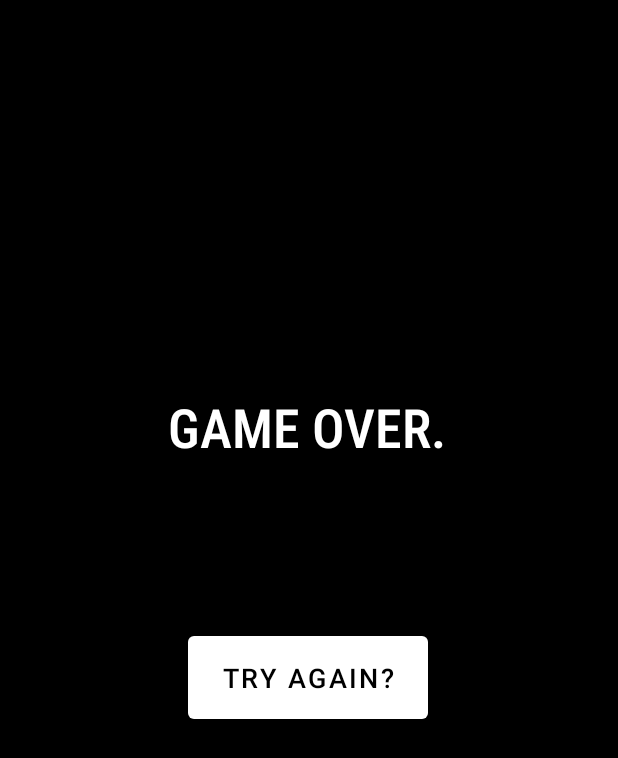
After one commit to yurikahirata/async-task-plant-app, an Android app: the layout end_layout.xml on its own in the app's theme, with its tools: preview values and no code run, on a phone screen of 412 x 824 dp. The commit adds this screen. Shown: the top 758 px of the screen. Run offline under Robolectric (Android 15) with nearby library versions, the phone set to English and light mode, and no system bars.

Commit message:
Buttons updated

```diff
--- /dev/null
+++ b/app/src/main/res/layout/end_layout.xml
@@ -0,0 +1,39 @@
+<?xml version="1.0" encoding="utf-8"?>
+<androidx.constraintlayout.widget.ConstraintLayout xmlns:android="http://schemas.android.com/apk/res/android"
+    xmlns:app="http://schemas.android.com/apk/res-auto"
+    xmlns:tools="http://schemas.android.com/tools"
+    android:layout_width="match_parent"
+    android:layout_height="match_parent"
+    android:background="#000000"
+    tools:context=".MainActivity">
+
+
+    <TextView
+        android:id="@+id/textView7"
+        android:layout_width="wrap_content"
+        android:layout_height="wrap_content"
+        android:layout_marginTop="260dp"
+        android:fontFamily="sans-serif-condensed-medium"
+        android:text="@string/game_over"
+        android:textColor="#FFFFFF"
+        android:textSize="36sp"
+        app:layout_constraintEnd_toEndOf="parent"
+        app:layout_constraintHorizontal_bias="0.497"
+        app:layout_constraintStart_toStartOf="parent"
+        app:layout_constraintTop_toTopOf="parent" />
+
+    <Button
+        android:id="@+id/button2"
+        android:layout_width="160dp"
+        android:layout_height="67dp"
+        android:text="@string/try_again"
+        android:textColor="#000000"
+        android:textSize="18sp"
+        app:backgroundTint="#FFFFFF"
+        app:layout_constraintBottom_toBottomOf="parent"
+        app:layout_constraintEnd_toEndOf="parent"
+        app:layout_constraintHorizontal_bias="0.497"
+        app:layout_constraintStart_toStartOf="parent"
+        app:layout_constraintTop_toBottomOf="@+id/textView7"
+        app:layout_constraintVertical_bias="0.244" />
+</androidx.constraintlayout.widget.ConstraintLayout>
--- a/app/src/main/res/values/strings.xml
+++ b/app/src/main/res/values/strings.xml
@@ -12,5 +12,7 @@
     <string name="nutrients_btn">Give nutrients</string>
     <string name="compliment_btn">Compliment</string>
     <string name="insult_btn">Insult</string>
+    <string name="game_over">GAME OVER.</string>
+    <string name="try_again">Try again?</string>
 
 </resources>
```
Also changed, not shown: app/src/main/java/com/hirata/finalproject/EndActivity.java (added, +19 -0 lines), app/src/main/java/com/hirata/finalproject/GameActivity.java (+85 -2 lines), app/src/main/res/layout/main_layout.xml (+7 -5 lines).
